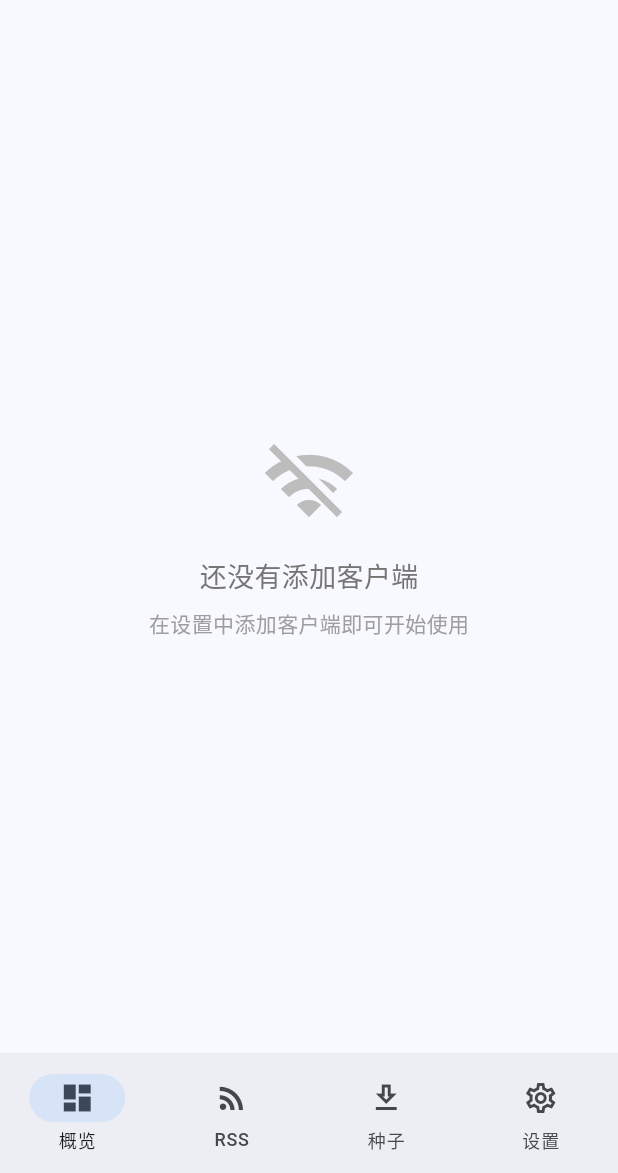
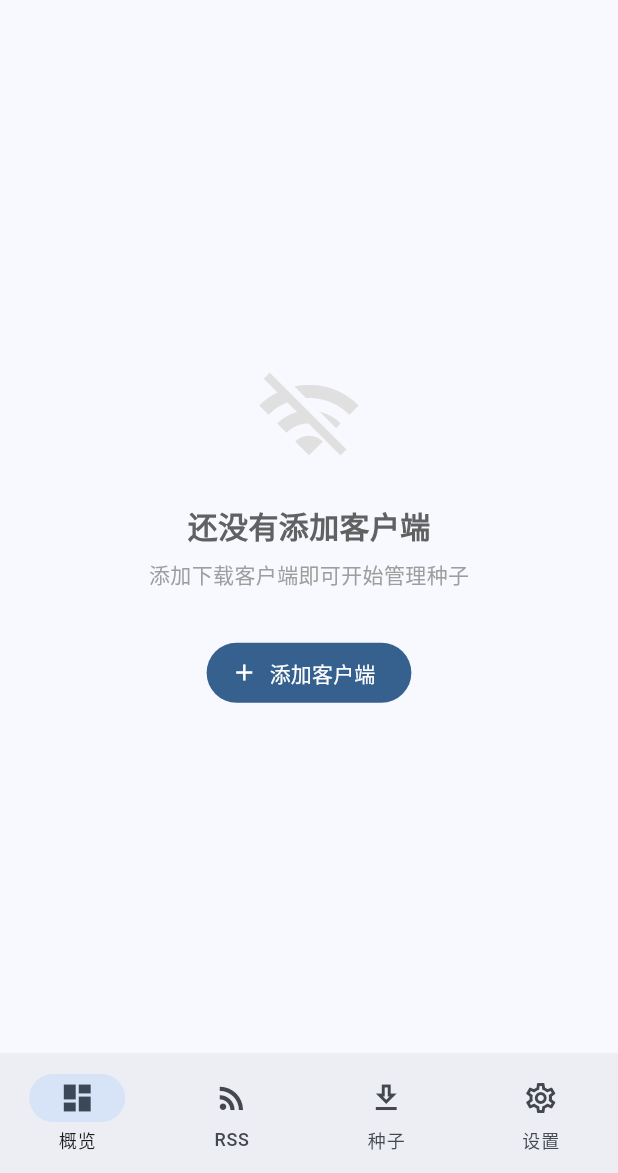
Before and after one commit to zengliming/bit-manager, a Flutter app: the screen it shows after launch, on a phone screen of 412 x 824 dp, the part 63-1236 px from its top. Run offline on Flutter 3.47's test engine with Material 3 defaults, Android fonts, the phone set to English and light mode, and no system bars; our stand-ins replace dio, flutter_secure_storage, shared_preferences.

Commit message:
feat(ui): redesign HomeScreen with large-speed hero section

```diff
--- a/lib/screens/home_screen.dart
+++ b/lib/screens/home_screen.dart
@@ -2,14 +2,16 @@ import 'package:flutter/material.dart';
 import 'package:provider/provider.dart';
 import '../providers/stats_provider.dart';
 import '../providers/client_provider.dart';
-import '../widgets/stats_card.dart';
 import '../widgets/client_tile.dart';
+import 'client_form_screen.dart';
+import 'client_list_screen.dart';
 
 class HomeScreen extends StatelessWidget {
   const HomeScreen({super.key});
 
   @override
   Widget build(BuildContext context) {
+    final theme = Theme.of(context);
     return Scaffold(
       appBar: AppBar(
         title: const Text('Bit Manager'),
@@ -21,54 +23,106 @@ class HomeScreen extends StatelessWidget {
             return _buildEmptyState(context);
           }
 
-          final globalStats = stats.globalStats;
+          final gs = stats.globalStats;
           return RefreshIndicator(
-            onRefresh: () async {
-              // Refresh is handled by RefreshService
-            },
+            onRefresh: () async {},
             child: ListView(
-              padding: const EdgeInsets.all(16),
+              padding: const EdgeInsets.fromLTRB(16, 8, 16, 24),
               children: [
+                // ── Hero speed display ──
+                Container(
+                  padding: const EdgeInsets.symmetric(horizontal: 24, vertical: 20),
+                  decoration: BoxDecoration(
+                    gradient: LinearGradient(
+                      colors: [
+                        theme.colorScheme.primary.withValues(alpha: 0.12),
+                        theme.colorScheme.primary.withValues(alpha: 0.04),
+                      ],
+                      begin: Alignment.topLeft,
+                      end: Alignment.bottomRight,
+                    ),
+                    borderRadius: BorderRadius.circular(16),
+                    border: Border.all(color: theme.colorScheme.primary.withValues(alpha: 0.15)),
+                  ),
+                  child: Row(
+                    children: [
+                      Expanded(
+                        child: Column(
+                          crossAxisAlignment: CrossAxisAlignment.center,
+                          children: [
+                            Text('下载', style: TextStyle(fontSize: 12, color: Colors.grey[500])),
+                            const SizedBox(height: 4),
+                            RichText(
+                              text: TextSpan(
+                                children: [
+                                  TextSpan(
+                                    text: (gs.downloadSpeed / 1024 / 1024).toStringAsFixed(1),
+                                    style: TextStyle(fontSize: 32, fontWeight: FontWeight.w800, color: Colors.green[700]),
+                                  ),
+                                  TextSpan(
+                                    text: ' MB/s',
+                                    style: TextStyle(fontSize: 14, fontWeight: FontWeight.w500, color: Colors.grey[600]),
+                                  ),
+                                ],
+                              ),
+                            ),
+                          ],
+                        ),
+                      ),
+                      Container(width: 1, height: 50, color: Colors.grey.withValues(alpha: 0.2)),
+                      Expanded(
+                        child: Column(
+                          crossAxisAlignment: CrossAxisAlignment.center,
+                          children: [
+                            Text('上传', style: TextStyle(fontSize: 12, color: Colors.grey[500])),
+                            const SizedBox(height: 4),
+                            RichText(
+                              text: TextSpan(
+                                children: [
+                                  TextSpan(
+                                    text: (gs.uploadSpeed / 1024 / 1024).toStringAsFixed(1),
+                                    style: TextStyle(fontSize: 32, fontWeight: FontWeight.w800, color: Colors.blue[700]),
+                                  ),
+                                  TextSpan(
+                                    text: ' MB/s',
+                                    style: TextStyle(fontSize: 14, fontWeight: FontWeight.w500, color: Colors.grey[600]),
+                                  ),
+                                ],
+                              ),
+                            ),
+                          ],
+                        ),
+                      ),
+                    ],
+                  ),
+                ),
+
+                const SizedBox(height: 16),
+
+                // ── 客户端 ──
                 Row(
                   children: [
-                    Expanded(child: StatsCard(
-                      icon: Icons.download,
-                      label: '下载',
-                      value: '${(globalStats.downloadSpeed / 1024 / 1024).toStringAsFixed(1)} MB/s',
-                      color: Colors.green,
+                    Icon(Icons.dns_outlined, size: 18, color: Colors.grey[600]),
+                    const SizedBox(width: 6),
+                    Text('客户端 (${clients.clients.length})',
+                        style: TextStyle(fontSize: 15, fontWeight: FontWeight.w600, color: Colors.grey[700])),
+                    const Spacer(),
+                    TextButton(
+                      style: TextButton.styleFrom(
+                        padding: const EdgeInsets.symmetric(horizontal: 10, vertical: 4),
+                        minimumSize: Size.zero,
+                        tapTargetSize: MaterialTapTargetSize.shrinkWrap,
+                      ),
+                      onPressed: () => Navigator.push(context, MaterialPageRoute(
+                        builder: (_) => const ClientListScreen(),
                       )),
-                    const SizedBox(width: 12),
-                    Expanded(child: StatsCard(
-                      icon: Icons.upload,
-                      label: '上传',
-                      value: '${(globalStats.uploadSpeed / 1024 / 1024).toStringAsFixed(1)} MB/s',
-                      color: Colors.blue,
-                    )),
+                      child: const Text('管理', style: TextStyle(fontSize: 13)),
+                    ),
                   ],
                 ),
-                const SizedBox(height: 12),
-                Row(
-                  children: [
-                    Expanded(child: StatsCard(
-                      icon: Icons.downloading,
-                      label: '活动种子',
-                      value: '${globalStats.activeTorrents} / ${globalStats.totalTorrents}',
-                      color: Colors.orange,
-                    )),
-                    const SizedBox(width: 12),
-                    Expanded(child: StatsCard(
-                      icon: Icons.storage,
-                      label: '磁盘占用',
-                      value: '${(globalStats.totalSizeOnDisk / 1024 / 1024 / 1024).toStringAsFixed(1)} GB',
-                      color: Colors.purple,
-                    )),
-                  ],
-                ),
-                const SizedBox(height: 24),
-                const Text('客户端', style: TextStyle(fontSize: 18, fontWeight: FontWeight.w600)),
                 const SizedBox(height: 8),
-                ...globalStats.clientStatsList.map((cs) => Padding(
-                  padding: const EdgeInsets.only(bottom: 8),
+                ...gs.clientStatsList.map((cs) => Padding(
+                  padding: const EdgeInsets.only(bottom: 4),
                   child: ClientTile(stats: cs),
                 )),
               ],
@@ -81,18 +135,30 @@ class HomeScreen extends StatelessWidget {
 
   Widget _buildEmptyState(BuildContext context) {
     return Center(
+      child: Padding(
+        padding: const EdgeInsets.all(32),
         child: Column(
           mainAxisAlignment: MainAxisAlignment.center,
           children: [
-          Icon(Icons.wifi_off, size: 64, color: Colors.grey[400]),
-          const SizedBox(height: 16),
-          Text('还没有添加客户端', style: TextStyle(fontSize: 18, color: Colors.grey[600])),
+            Icon(Icons.wifi_off, size: 72, color: Colors.grey[300]),
+            const SizedBox(height: 20),
+            Text('还没有添加客户端',
+                style: TextStyle(fontSize: 20, fontWeight: FontWeight.w600, color: Colors.grey[700])),
             const SizedBox(height: 8),
             Text(
-            '在设置中添加客户端即可开始使用',
-            style: TextStyle(color: Colors.grey[500]),
+              '添加下载客户端即可开始管理种子',
+              style: TextStyle(fontSize: 14, color: Colors.grey[500]),
+            ),
+            const SizedBox(height: 32),
+            FilledButton.icon(
+              icon: const Icon(Icons.add),
+              label: const Text('添加客户端'),
+              onPressed: () => Navigator.push(context, MaterialPageRoute(
+                builder: (_) => const ClientFormScreen(),
+              )),
             ),
           ],
+        ),
       ),
     );
   }
```
Lines whose indentation alone changed are shown as unchanged.
